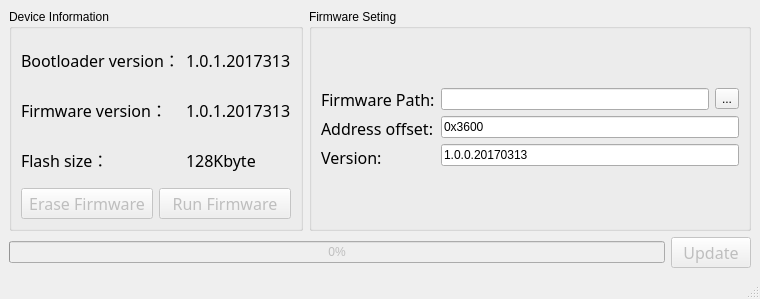
This is UpdateFirmware/updatefirmware.ui in RainRainLiu/LynnFly-Station as Qt 5 draws it before an edit. The edited form follows.
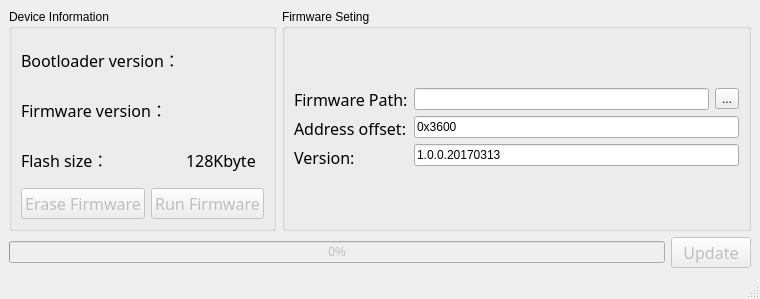
This is the edited form. Icons and pictures are not drawn.

The edit to the form file:
```diff
--- a/UpdateFirmware/updatefirmware.ui
+++ b/UpdateFirmware/updatefirmware.ui
@@ -87,7 +87,7 @@
                     </font>
                    </property>
                    <property name="text">
-                    <string>1.0.1.2017313</string>
+                    <string/>
                    </property>
                   </widget>
                  </item>
@@ -100,7 +100,7 @@
                     </font>
                    </property>
                    <property name="text">
-                    <string>1.0.1.2017313</string>
+                    <string/>
                    </property>
                   </widget>
                  </item>
```
